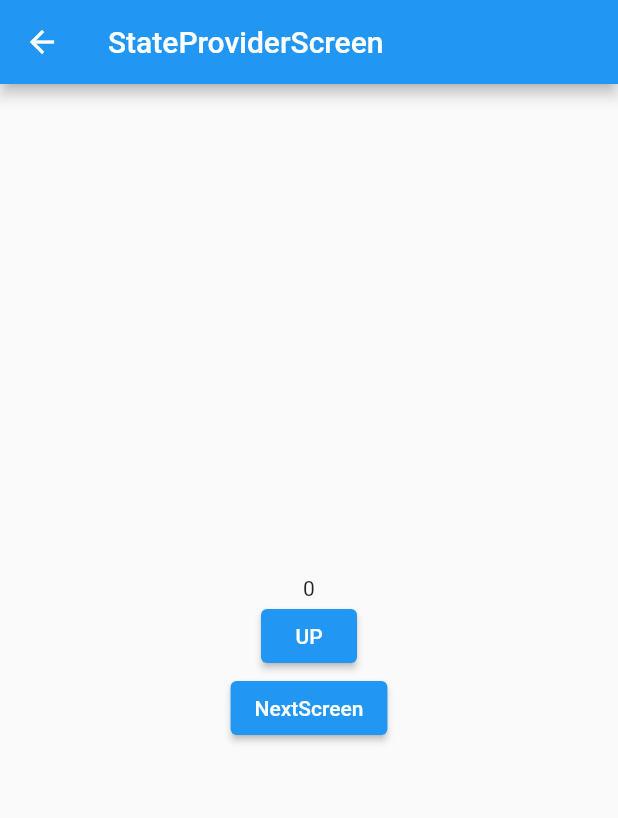
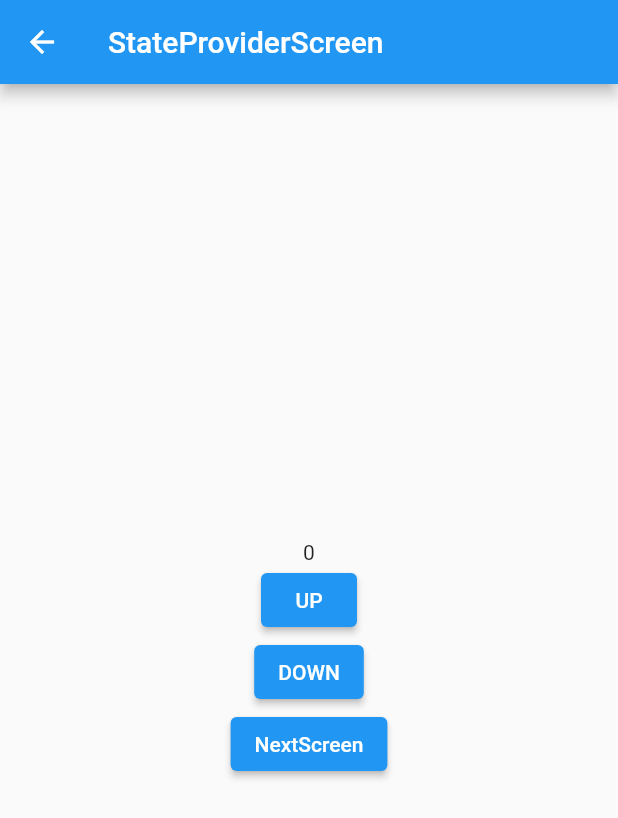
Before and after one commit to DAEWOONPARK/flttuer-edu-riverpod, a Flutter app: the screen it shows after launch, after a tap on "StateProviderScreen", on a phone screen of 412 x 824 dp. Shown: the top 818 px of the screen. Run offline on Flutter 3.47's test engine with Material 2 defaults, Android fonts, the phone set to English and light mode, and no system bars; our stand-ins replace flutter_riverpod.

Commit message:
StateProvider 실습

```diff
--- a/lib/screen/state_provider_screen.dart
+++ b/lib/screen/state_provider_screen.dart
@@ -28,6 +28,14 @@ class StateProviderScreen extends ConsumerWidget {
                 },
                 child: Text(
                   'UP',
+                )),
+            ElevatedButton(
+                onPressed: () {
+                  ref.read(numberProvider.notifier).state =
+                  ref.read(numberProvider.notifier).state - 1;
+                },
+                child: Text(
+                  'DOWN',
                 )),
             ElevatedButton(
               onPressed: () {
```
